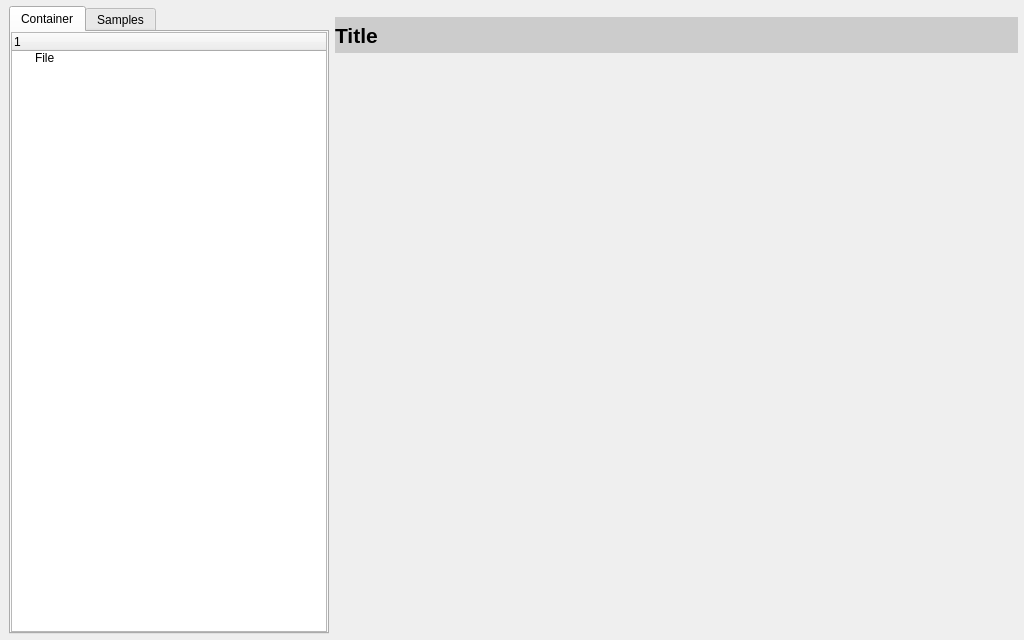
Above: mini_analyser/ui/explorer.ui from emericg/MiniVideo before the change. Below: the same form after it.
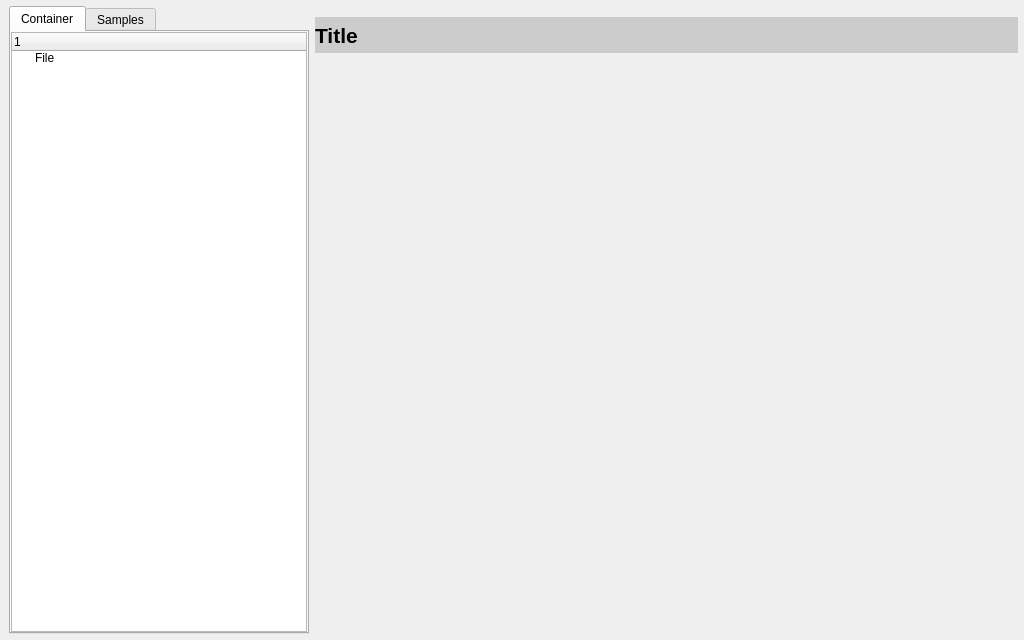
That is the form after the change. Icons and pictures are not drawn. Custom widgets are drawn as their Qt base class.

Diff of the .ui file:
```diff
--- a/mini_analyser/ui/explorer.ui
+++ b/mini_analyser/ui/explorer.ui
@@ -32,7 +32,7 @@
      <widget class="QTabWidget" name="tabWidget">
       <property name="maximumSize">
        <size>
-        <width>320</width>
+        <width>300</width>
         <height>16777215</height>
        </size>
       </property>
```
